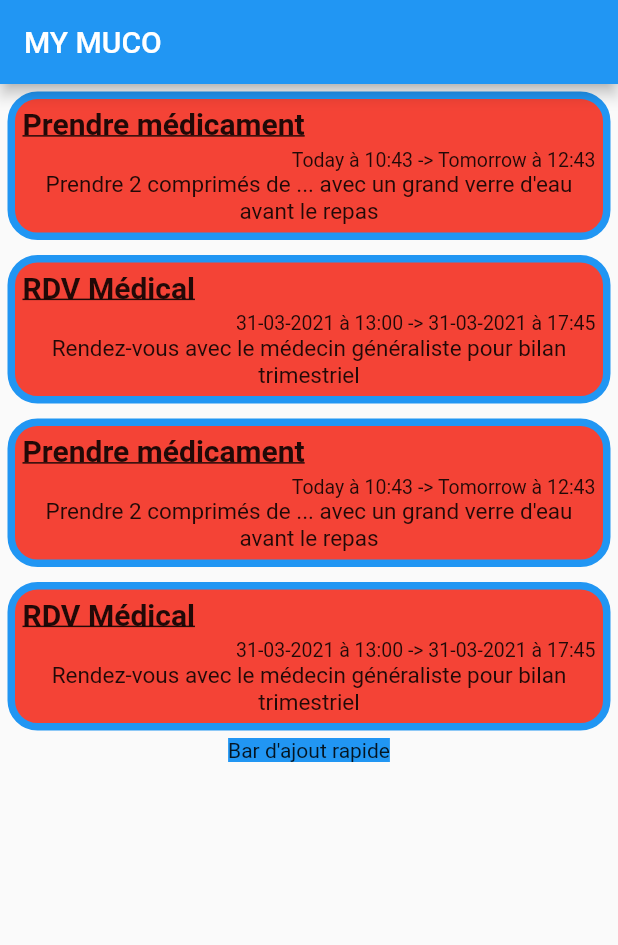
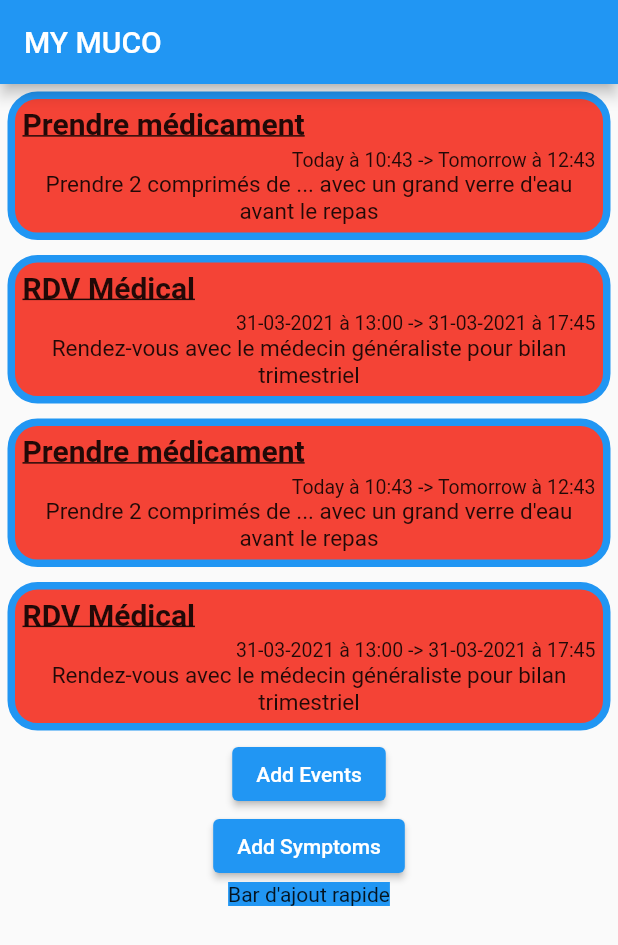
Before and after one commit to Kritor-cyber/MaMuco, a Flutter app: the screen it shows after launch, on a phone screen of 412 x 824 dp. Shown: the top 945 px of the screen. Run offline on Flutter 3.47's test engine with Material 2 defaults, Android fonts, the phone set to English and light mode, and no system bars.

Commit message:
Ajout des boutons pour ajouter des symptomes et évènements + leurs pages d'acces

```diff
--- a/lib/internationalization.dart
+++ b/lib/internationalization.dart
@@ -1,10 +1,14 @@
 abstract class Internationalization {
+
 
 	String getAppName();
 	String getToday();
 	String getTomorrow();
 	String getDay(int number);
 	String getMonth(int number);
+
+	String getAddSymptoms();
+	String getAddEvents();
 }
 
 class LanguageFr extends Internationalization {
@@ -15,6 +19,10 @@ class LanguageFr extends Internationalization {
 	String getToday() { return "Aujourd'hui"; }
 
 	String getTomorrow() { return "Demain"; }
+
+	String getAddSymptoms () { return 'Ajouter Symptomes'; }
+
+	String getAddEvents () { return 'Ajouter Evenement'; }
 
 	@override
 	String getDay(int number) {
@@ -76,6 +84,10 @@ class LanguageEn extends Internationalization {
 
 	String getTomorrow() { return "Tomorrow"; }
 
+	String getAddSymptoms () { return 'Add Symptoms'; }
+
+	String getAddEvents () { return 'Add Events'; }
+
 	@override
 	String getDay(int number) {
 		if (number == 0)
--- a/lib/mainPage.dart
+++ b/lib/mainPage.dart
@@ -1,7 +1,11 @@
+
 import 'package:flutter/material.dart';
+import 'package:ma_muco/utilities.dart';
 
 import 'CalendarEvent.dart';
 import 'WelcomePageClasses/MainInformation.dart';
+import 'AddSymptoms.dart';
+import 'AddEvents.dart';
 
 class mainPage extends StatelessWidget {
 
@@ -45,6 +49,8 @@ class mainPage extends StatelessWidget {
                 info2.getWidget(),
               ]
           ),
+          getAddingBarEvents(context),
+          getAddingBarSymptoms(context),
           getAddingBar(),
         ]
     );
@@ -57,4 +63,32 @@ class mainPage extends StatelessWidget {
     );
   }
 
+  Widget getAddingBarSymptoms (BuildContext context) {
+    return ElevatedButton (
+      onPressed:() {
+        Navigator.push( context, MaterialPageRoute(builder: (context) => AddSymptoms()
+        ),
+        );
+      },
+      style : ButtonStyle (
+        backgroundColor: MaterialStateProperty.all<Color>(Colors.blue),
+      ),
+      child: Text (language.getAddSymptoms()),
+    );
   }
+
+  Widget getAddingBarEvents (BuildContext context) {
+    return ElevatedButton (
+      onPressed:() {
+        Navigator.push( context, MaterialPageRoute(builder: (context) => AddEvents()
+        ),
+        );
+      },
+      style : ButtonStyle (
+        backgroundColor: MaterialStateProperty.all<Color>(Colors.blue),
+      ),
+      child: Text(language.getAddEvents()),
+    );
+  }
+
+}
```
Also changed, not shown: lib/AddEvents.dart (added, +15 -0 lines), lib/AddSymptoms.dart (added, +15 -0 lines), lib/main.dart (+4 -4 lines), lib/WelcomePageClasses/MainInformation.dart (indentation only), pubspec.lock, 1 other file. Lines whose indentation alone changed are shown as unchanged.
